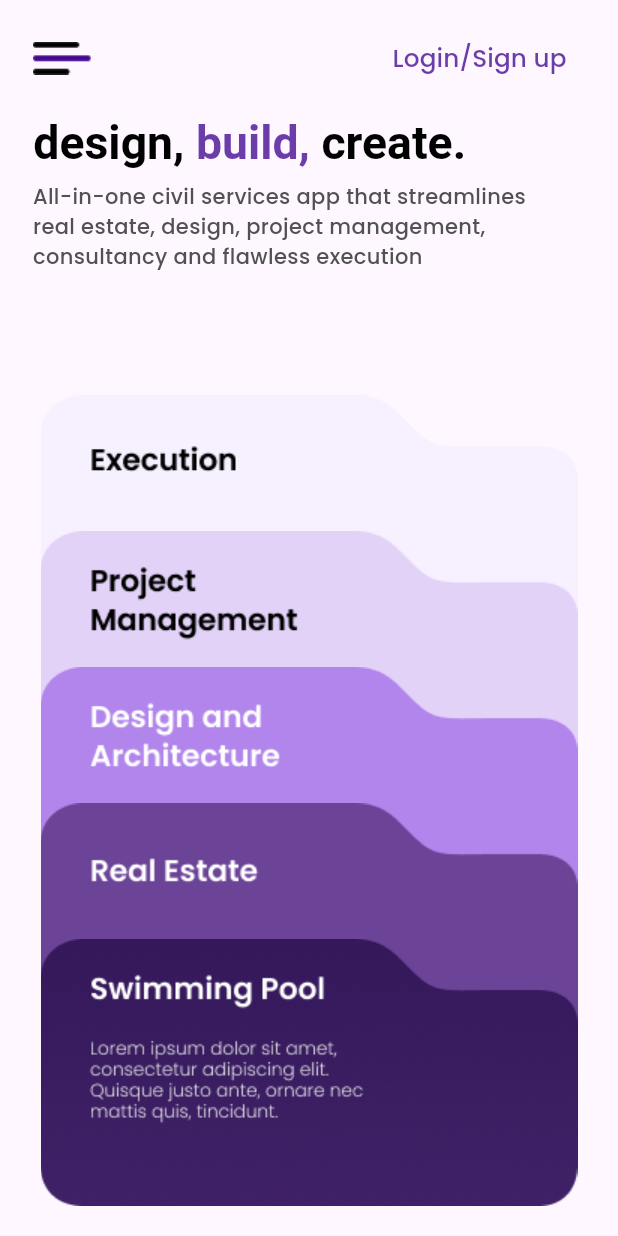
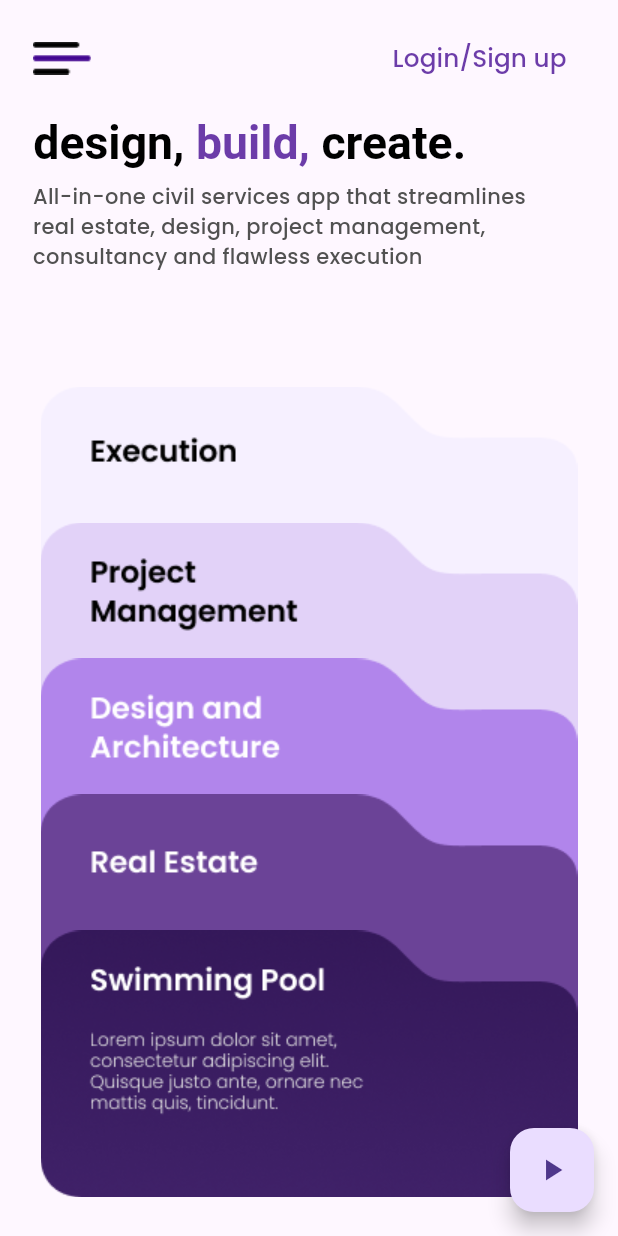
Before and after one commit to HariRags/MYCE, a Flutter app: the screen it shows after launch, on a phone screen of 412 x 824 dp. Run offline on Flutter 3.47's test engine with Material 3 defaults, Android fonts, the light colour scheme and no system bars.

Commit message:
animatoin for folder in homepage testing

```diff
--- a/lib/pages/homepage.dart
+++ b/lib/pages/homepage.dart
@@ -1,3 +1,4 @@
+import 'package:flutter/cupertino.dart';
 import 'package:flutter/material.dart';
 import '../utilities/responsive.dart';
 
@@ -13,10 +14,23 @@ class _HomePageState extends State<HomePage> {
   Widget build(BuildContext context) {
     const Color customPurple = Color(0xFF6C3CA9);
     const Color customGrey = Color(0xFF515151);
+
+            var _height=Responsive.height(10, context);
     var  leftSpacing= Responsive.width(5.3, context);
     return   Material(
       child: SafeArea(
         child: Scaffold(
+           floatingActionButton: FloatingActionButton(
+          // When the user taps the button
+          onPressed: () {
+            // Use setState to rebuild the widget with new values.
+            setState(() {
+              // Create a random number generator.
+             _height=_height*2.5;
+            });
+          },
+          child: const Icon(Icons.play_arrow),
+        ),
           body: Column(
             children: [
               Padding(
@@ -49,13 +63,13 @@ class _HomePageState extends State<HomePage> {
                 child: const Text('All-in-one civil services app that streamlines real estate, design, project management, consultancy and flawless execution', softWrap: true, style: TextStyle(color: customGrey, fontWeight: FontWeight.w500),),
                 ),
                 SizedBox(
-                  height: Responsive.height(10, context),
+                  height: Responsive.height(9.3, context),
                 ),
                    Expanded(
                    child: Stack(
                     alignment: Alignment.topCenter,
                     children:[
-                     const Image(image: AssetImage('assets/images/homepage_folders/Execution.png'),),
+                     Image(image: AssetImage('assets/images/homepage_folders/Execution.png'),),
                      Positioned(
                       top:Responsive.height(11, context) ,
                       child: const Image(image: AssetImage('assets/images/homepage_folders/ProjectManagement.png'),)),
```
Also changed, not shown: lib/widgets/rasdgs.dart (added, +74 -0 lines).
